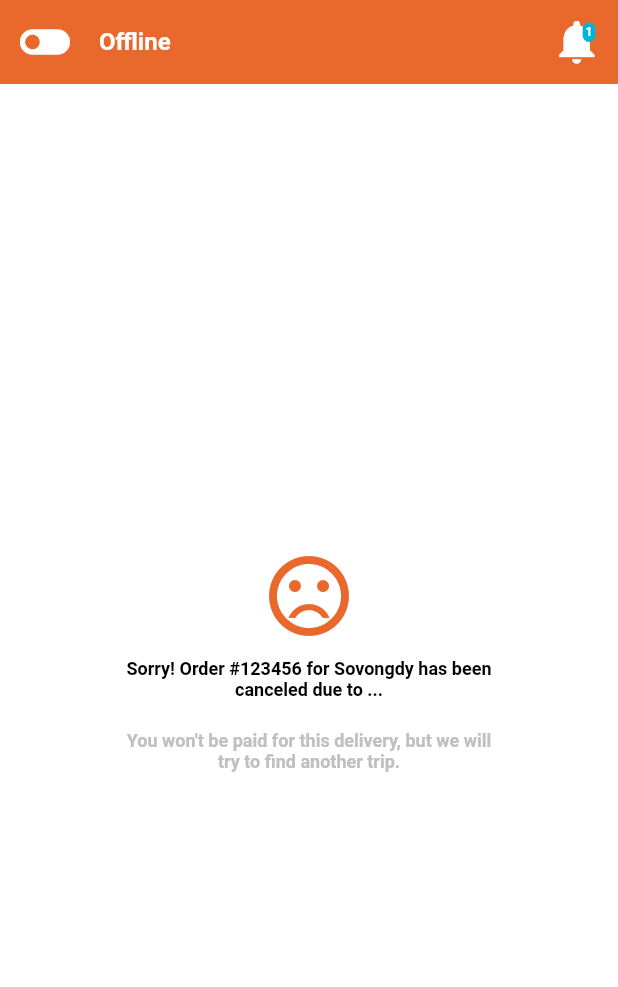
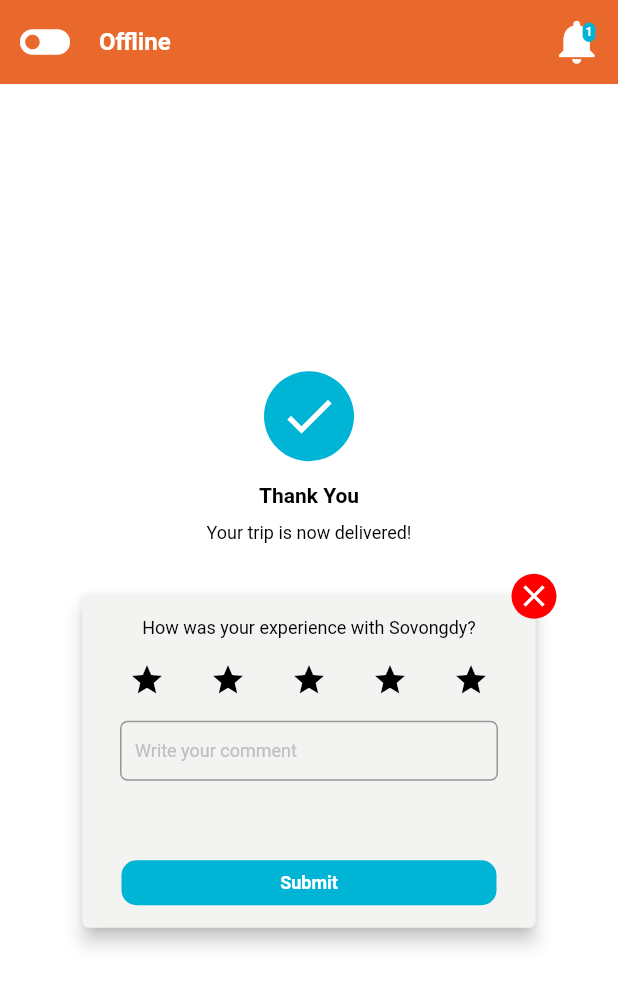
Before and after one commit to OeungChheanghok123/LoyEat, a Flutter app: the OrderPage screen opened directly, on a phone screen of 412 x 824 dp. Shown: the top 987 px of the screen. Run offline on Flutter 3.47's test engine with Material 2 defaults, Android fonts, the phone set to English and light mode, and no system bars; our stand-ins replace dotted_line, flutter_svg, qr_flutter; project files that could hold a hidden picture were left out.

Commit message:
updated on 21-Mar-22

```diff
--- a/lib/screens/main_screen/order_page.dart
+++ b/lib/screens/main_screen/order_page.dart
@@ -1,6 +1,6 @@
 import 'package:flutter/material.dart';
 import 'package:loy_eat/screens/other_screen/home_screen/notification_page.dart';
-import 'package:loy_eat/screens/other_screen/order_screen/order_cancel_by_customer.dart';
+import 'package:loy_eat/screens/other_screen/order_screen/rating_to_customer.dart';
 import 'package:loy_eat/widgets/layout_widget/color.dart';
 import 'package:loy_eat/widgets/layout_widget/icon_widget.dart';
 import 'package:loy_eat/widgets/layout_widget/text_widget.dart';
@@ -25,7 +25,7 @@ class _OrderPageState extends State<OrderPage> {
         extendBody: true,
         backgroundColor: white,
         appBar: _buildAppBar(),
-        body: const OrderCancelByCustomer(),
+        body: const RatingToCustomer(),
       ),
     );
   }
--- /dev/null
+++ b/lib/screens/other_screen/order_screen/order_empty.dart
@@ -0,0 +1,30 @@
+import 'package:flutter/material.dart';
+import 'package:loy_eat/widgets/layout_widget/color.dart';
+import 'package:loy_eat/widgets/layout_widget/icon_widget.dart';
+import 'package:loy_eat/widgets/layout_widget/text_widget.dart';
+
+class OrderEmpty extends StatelessWidget {
+  const OrderEmpty({Key? key}) : super(key: key);
+
+  @override
+  Widget build(BuildContext context) {
+    return SizedBox(
+      width: double.infinity,
+      height: double.infinity,
+      child: Column(
+        mainAxisSize: MainAxisSize.min,
+        mainAxisAlignment: MainAxisAlignment.center,
+        children: [
+          const IconWidget(icon: Icons.shopping_basket, color: carrot, size: 100,),
+          Container(
+            width: 280,
+            margin: const EdgeInsets.only(top: 10),
+            padding: const EdgeInsets.symmetric(horizontal: 10),
+            child: const TextWidget(
+              text: 'Sorry, No order yet!', fontWeight: FontWeight.w600, textAlign: TextAlign.center,),
+          ),
+        ],
+      ),
+    );
+  }
+}
--- /dev/null
+++ b/lib/screens/other_screen/order_screen/rating_to_customer.dart
@@ -0,0 +1,123 @@
+import 'package:flutter/material.dart';
+import 'package:loy_eat/widgets/layout_widget/button_widget.dart';
+import 'package:loy_eat/widgets/layout_widget/color.dart';
+import 'package:loy_eat/widgets/layout_widget/icon_widget.dart';
+import 'package:loy_eat/widgets/layout_widget/space.dart';
+import 'package:loy_eat/widgets/layout_widget/text_field_widget.dart';
+import 'package:loy_eat/widgets/layout_widget/text_widget.dart';
+
+class RatingToCustomer extends StatelessWidget {
+  const RatingToCustomer({Key? key}) : super(key: key);
+
+  @override
+  Widget build(BuildContext context) {
+    return SizedBox(
+      width: double.infinity,
+      height: double.infinity,
+      child: Column(
+        mainAxisSize: MainAxisSize.min,
+        mainAxisAlignment: MainAxisAlignment.center,
+        children: [
+          _buildIconBackColor(60, rabbit, Icons.check, 40),
+          Container(
+            margin: const EdgeInsets.only(top: 15, bottom: 10),
+            child: const TextWidget(text: 'Thank You', size: 14, fontWeight: FontWeight.bold,),
+          ),
+          const TextWidget(text: 'Your trip is now delivered!'),
+          const Space(height: 20),
+          Stack(
+            children: [
+              SizedBox(
+                width: 330,
+                height: 250,
+                child: Padding(
+                  padding: const EdgeInsets.all(10),
+                  child: Card(
+                    elevation: 5,
+                    color: lightGray,
+                    child: Container(
+                      margin: const EdgeInsets.symmetric(vertical: 15, horizontal: 10),
+                      child: Stack(
+                        alignment: Alignment.center,
+                        children: [
+                          Column(
+                            mainAxisAlignment: MainAxisAlignment.start,
+                            mainAxisSize: MainAxisSize.max,
+                            children: [
+                              const TextWidget(text: "How was your experience with Sovongdy?"),
+                              Container(
+                                height: 25,
+                                alignment: Alignment.center,
+                                margin: const EdgeInsets.only(top: 15, bottom: 5),
+                                color: none,
+                                child: ListView.builder(
+                                  shrinkWrap: true,
+                                  physics: const NeverScrollableScrollPhysics(),
+                                  scrollDirection: Axis.horizontal,
+                                  itemCount: 5,
+                                  itemBuilder: (BuildContext context, int index){
+                                    return const Padding(
+                                      padding: EdgeInsets.symmetric(horizontal: 15),
+                                      child: IconWidget(icon: Icons.star, size: 24, color: black,),
+                                    );
+                                  },
+                                ),
+                              ),
+                              Container(
+                                margin: const EdgeInsets.symmetric(horizontal: 15),
+                                child: const TextFieldWidget(
+                                  height: 40,
+                                  inputType: TextInputType.text,
+                                  hintText: 'Write your comment',
+                                ),
+                              ),
+                            ],
+                          ),
+                          Positioned(
+                            bottom: 0,
+                            child: Container(
+                              margin: const EdgeInsets.symmetric(horizontal: 15),
+                              child: ButtonWidget(
+                                onPressed: (){},
+                                height: 30,
+                                width: 250,
+                                child: const TextWidget(text: "Submit", color: white, fontWeight: FontWeight.bold,),
+                              ),
+                            ),
+                          ),
+                        ],
+                      )
+                    )
+                  ),
+                ),
+              ),
+              Positioned(
+                right: 0,
+                top: 0,
+                child: _buildIconBackColor(30, red, Icons.close, 24),
+              ),
+            ],
+          ),
+        ],
+      ),
+    );
+  }
+
+  Widget _buildIconBackColor(double size, Color color, IconData icon, double sizeIcon){
+    return Container(
+      width: size,
+      height: size,
+      decoration: BoxDecoration(
+        color: color,
+        borderRadius: BorderRadius.circular(100),
+      ),
+      child: Center(
+          child: IconWidget(
+            icon: icon,
+            color: white,
+            size: sizeIcon,
+          )
+      ),
+    );
+  }
+}
--- a/lib/widgets/page_widget/report_page_widget.dart
+++ b/lib/widgets/page_widget/report_page_widget.dart
@@ -129,7 +129,7 @@ class _ReportPageWidgetState extends State<ReportPageWidget> {
         return Column(
           children: [
             InkWell(
-              onTap: () => Navigator.push(context, MaterialPageRoute(builder: (context) => const ReportOrderDetailPage())),
+              onTap: () => Navigator.of(context).push(MaterialPageRoute(fullscreenDialog: true, builder: (context) => const ReportOrderDetailPage())),
               child: Column(
                 children: [
                   Row(
```
